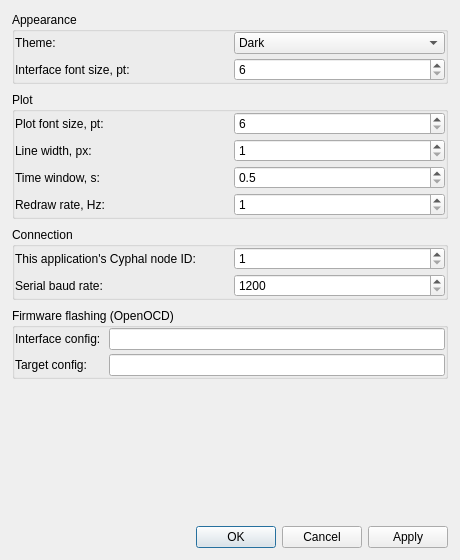
Before: the Qt Designer form ui/preferences_dialog.ui in VBCores/VBDriveWizard, drawn with Qt 5.
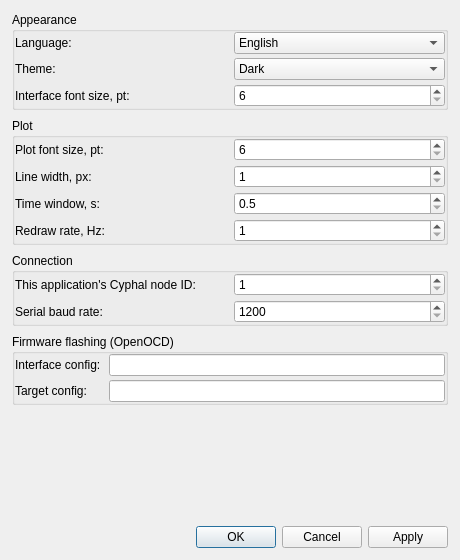
After: the same form once the commit is applied. Icons and pictures are not drawn.

Diff of the .ui file:
```diff
--- a/ui/preferences_dialog.ui
+++ b/ui/preferences_dialog.ui
@@ -54,13 +54,51 @@
        <number>0</number>
       </property>
       <item row="0" column="0">
+       <widget class="QLabel" name="LanguageCaption">
+        <property name="text">
+         <string>Language:</string>
+        </property>
+       </widget>
+      </item>
+      <item row="0" column="1">
+       <widget class="QComboBox" name="LanguageComboBox">
+        <item>
+         <property name="text">
+          <string notr="true">English</string>
+         </property>
+         <property name="icon">
+          <iconset resource="../icons.qrc">
+           <normaloff>:/icons/flag_uk.png</normaloff>:/icons/flag_uk.png</iconset>
+         </property>
+        </item>
+        <item>
+         <property name="text">
+          <string notr="true">Русский</string>
+         </property>
+         <property name="icon">
+          <iconset resource="../icons.qrc">
+           <normaloff>:/icons/flag_russia.png</normaloff>:/icons/flag_russia.png</iconset>
+         </property>
+        </item>
+        <item>
+         <property name="text">
+          <string notr="true">中文</string>
+         </property>
+         <property name="icon">
+          <iconset resource="../icons.qrc">
+           <normaloff>:/icons/flag_china.png</normaloff>:/icons/flag_china.png</iconset>
+         </property>
+        </item>
+       </widget>
+      </item>
+      <item row="1" column="0">
        <widget class="QLabel" name="ThemeCaption">
         <property name="text">
          <string>Theme:</string>
         </property>
        </widget>
       </item>
-      <item row="0" column="1">
+      <item row="1" column="1">
        <widget class="QComboBox" name="ThemeComboBox">
         <item>
          <property name="text">
@@ -74,14 +112,14 @@
         </item>
        </widget>
       </item>
-      <item row="1" column="0">
+      <item row="2" column="0">
        <widget class="QLabel" name="FontSizeCaption">
         <property name="text">
          <string>Interface font size, pt:</string>
         </property>
        </widget>
       </item>
-      <item row="1" column="1">
+      <item row="2" column="1">
        <widget class="QSpinBox" name="FontSizeSpinBox">
         <property name="minimum">
          <number>6</number>
```
Left out of the diff: 4 changed lines with no effect on the pictures.
